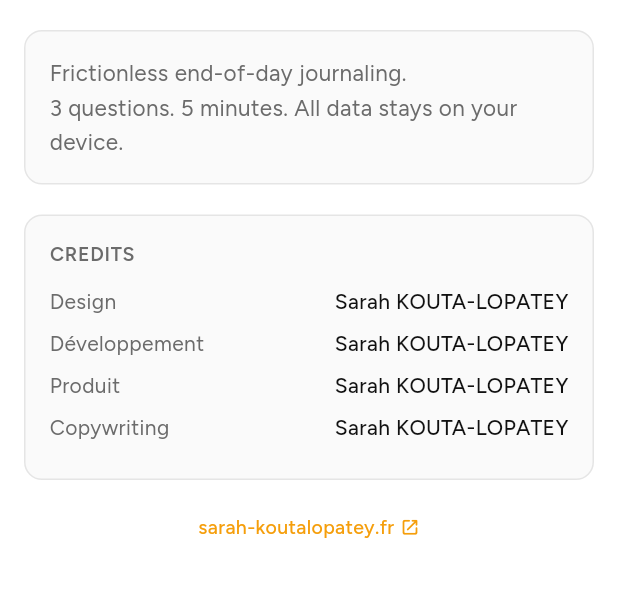
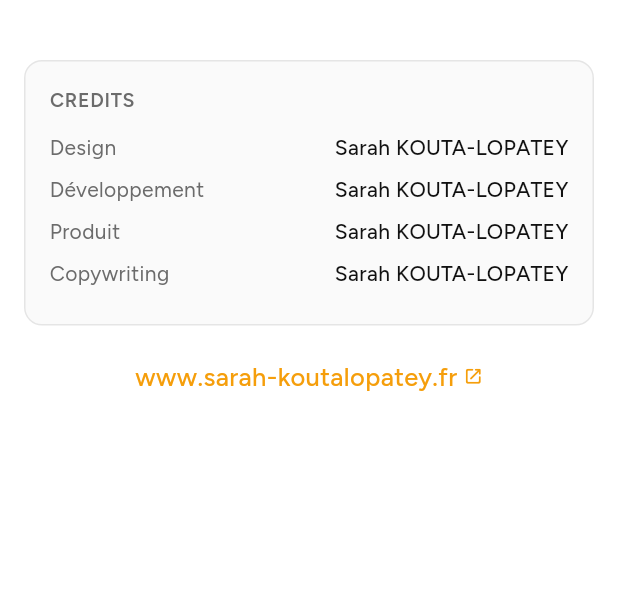
Before and after one commit to sarak-koutalopatey/daydump, a Flutter app: the _AboutSheet widget shown alone on an empty page, opened directly, on a phone screen of 412 x 824 dp, the part 144-741 px from its top. Run offline on Flutter 3.47's test engine with Material 3 defaults, Android fonts, the phone set to English and light mode, and no system bars; our stand-ins replace file_picker, flutter_local_notifications, flutter_timezone, google_fonts, share_plus, shared_preferences and 2 more; missing offline and left inert: app_settings; accounts and stored records are empty.

Commit message:
change credit in settings screen

```diff
--- a/lib/screens/settings_screen.dart
+++ b/lib/screens/settings_screen.dart
@@ -1341,7 +1341,7 @@ class _AboutSheet extends StatelessWidget {
               ],
             ),
             const SizedBox(height: 20),
-            Container(
+            /*Container(
               width: double.infinity,
               padding: const EdgeInsets.all(16),
               decoration: BoxDecoration(
@@ -1358,7 +1358,7 @@ class _AboutSheet extends StatelessWidget {
                   height: 1.5,
                 ),
               ),
-            ),
+            ),*/
             const SizedBox(height: 20),
             Container(
               width: double.infinity,
@@ -1422,9 +1422,9 @@ class _AboutSheet extends StatelessWidget {
                   mainAxisSize: MainAxisSize.min,
                   children: [
                     Text(
-                      'sarah-koutalopatey.fr',
+                      'www.sarah-koutalopatey.fr',
                       style: GoogleFonts.figtree(
-                        fontSize: 13,
+                        fontSize: 17,
                         fontWeight: FontWeight.w500,
                         color: context.cAccent,
                       ),
```
